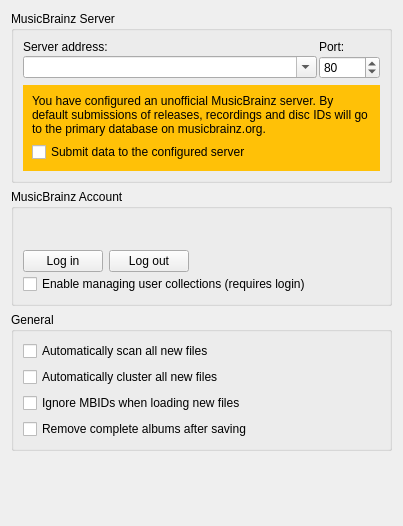
The window that ui/options_general.ui (metabrainz/picard) describes before a commit, drawn with Qt 5.
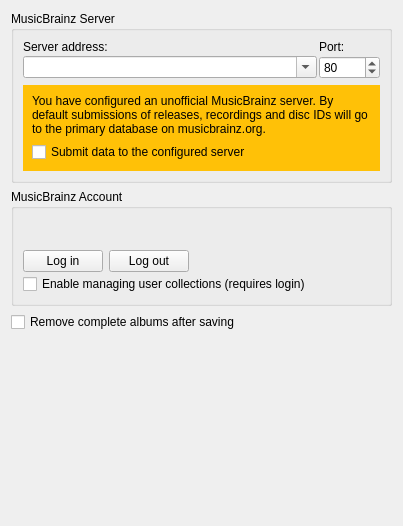
The same window after the commit.

Commit message: Options: Create Lookup page for identification and search settings

```diff
--- a/ui/options_general.ui
+++ b/ui/options_general.ui
@@ -183,40 +183,10 @@
     </widget>
    </item>
    <item>
-    <widget class="QGroupBox" name="general_box">
-     <property name="title">
-      <string>General</string>
+    <widget class="QCheckBox" name="remove_complete_albums_after_save">
+     <property name="text">
+      <string>Remove complete albums after saving</string>
      </property>
-     <layout class="QVBoxLayout" name="verticalLayout">
-      <item>
-       <widget class="QCheckBox" name="analyze_new_files">
-        <property name="text">
-         <string>Automatically scan all new files</string>
-        </property>
-       </widget>
-      </item>
-      <item>
-       <widget class="QCheckBox" name="cluster_new_files">
-        <property name="text">
-         <string>Automatically cluster all new files</string>
-        </property>
-       </widget>
-      </item>
-      <item>
-       <widget class="QCheckBox" name="ignore_file_mbids">
-        <property name="text">
-         <string>Ignore MBIDs when loading new files</string>
-        </property>
-       </widget>
-      </item>
-      <item>
-       <widget class="QCheckBox" name="remove_complete_albums_after_save">
-        <property name="text">
-         <string>Remove complete albums after saving</string>
-        </property>
-       </widget>
-      </item>
-     </layout>
     </widget>
    </item>
    <item>
```
Left out of the diff: 4 changed lines with no effect on the pictures. The commit also changes 11 other files.
